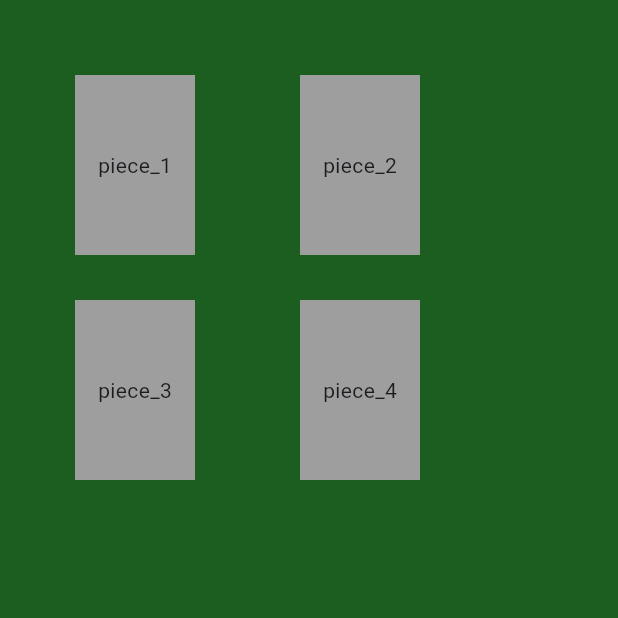
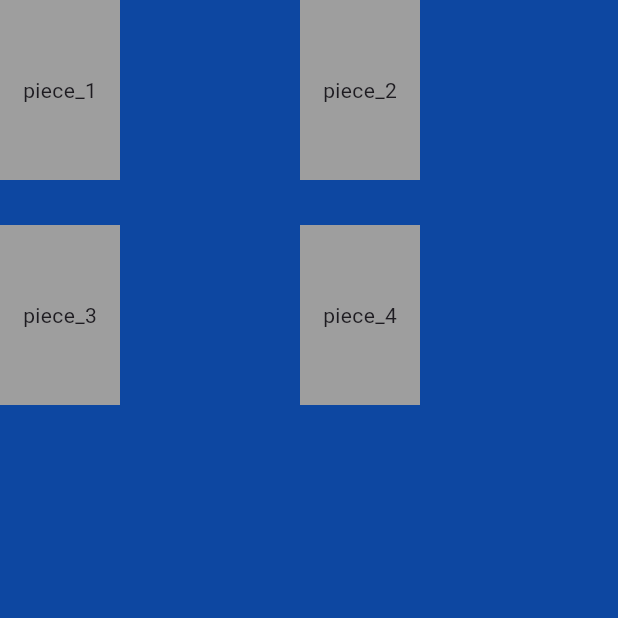
Before and after one commit to bstamenkovits/jigsaw-puzzle, a Flutter app: the screen it shows after launch, on a phone screen of 412 x 824 dp, the top half of it. Run offline on Flutter 3.47's test engine with Material 3 defaults, Android fonts, the phone set to English and light mode, and no system bars.

Commit message:
implemented infinite canvas with dynamic bounding box and transformation tracking

```diff
--- a/lib/board.dart
+++ b/lib/board.dart
@@ -11,34 +11,94 @@ class Board extends StatefulWidget {
 class _BoardState extends State<Board> {
   /// Each list inside this list represents a "Cluster" of snapped pieces.
   final List<List<PieceData>> clusters = [
-    [PieceData(id: "piece_1", position: const Offset(50, 50))],
-    [PieceData(id: "piece_2", position: const Offset(200, 50))],
-    [PieceData(id: "piece_3", position: const Offset(50, 200))],
-    [PieceData(id: "piece_4", position: const Offset(200, 200))],
+    [PieceData(id: "piece_1", position: const Offset(1000, 1000))],
+    [PieceData(id: "piece_2", position: const Offset(1200, 1000))],
+    [PieceData(id: "piece_3", position: const Offset(1000, 1150))],
+    [PieceData(id: "piece_4", position: const Offset(1200, 1150))],
   ];
 
   /// Distance within which two pieces/clusters snap together
   static const double snapThreshold = 10.0;
 
+  final TransformationController _transformationController = TransformationController();
+
+  /// We track the previous minX and minY to adjust the transformation controller
+  /// when the canvas origin shifts, preventing the view from "jumping".
+  double _lastMinX = 0;
+  double _lastMinY = 0;
+  bool _hasInitializedBounds = false;
+
+  @override
+  void dispose() {
+    _transformationController.dispose();
+    super.dispose();
+  }
+
   @override
   Widget build(BuildContext context) {
     final allPieces = clusters.expand((c) => c).toList();
 
+    // 1. Calculate the bounding box of all pieces
+    double minX = double.infinity;
+    double minY = double.infinity;
+    double maxX = double.negativeInfinity;
+    double maxY = double.negativeInfinity;
+
+    if (allPieces.isEmpty) {
+      minX = 0; minY = 0; maxX = 0; maxY = 0;
+    } else {
+      for (var p in allPieces) {
+        if (p.position.dx < minX) minX = p.position.dx;
+        if (p.position.dy < minY) minY = p.position.dy;
+        if (p.position.dx + p.width > maxX) maxX = p.position.dx + p.width;
+        if (p.position.dy + p.height > maxY) maxY = p.position.dy + p.height;
+      }
+    }
+
+    // 2. Define a large buffer so pieces are never at the absolute edge of the Stack
+    const double buffer = 2000.0;
+    final canvasWidth = (maxX - minX) + 2 * buffer;
+    final canvasHeight = (maxY - minY) + 2 * buffer;
+
+    // 3. Adjust TransformationController to compensate for coordinate shift
+    if (!_hasInitializedBounds) {
+      _lastMinX = minX;
+      _lastMinY = minY;
+      _hasInitializedBounds = true;
+      // Initial centering (optional, depends on initial piece positions)
+      _transformationController.value = Matrix4.translationValues(-buffer, -buffer, 0);
+    } else {
+      final double dx = minX - _lastMinX;
+      final double dy = minY - _lastMinY;
+      if (dx != 0 || dy != 0) {
+        // Shift the transformation to compensate for the origin shift in the Stack.
+        // We use Matrix4.copy to ensure the ValueNotifier detects a change.
+        final Matrix4 current = _transformationController.value;
+        _transformationController.value = Matrix4.copy(current)..translateByDouble(dx, dy, 0.0, 1.0);
+        _lastMinX = minX;
+        _lastMinY = minY;
+      }
+    }
+
     return Container(
-      color: Colors.blue[900], // Board widget background
+      color: Colors.blue[900], // Matches Scaffold background
       child: InteractiveViewer(
-        minScale: 0.5,
-        maxScale: 2.0,
-        boundaryMargin: const EdgeInsets.all(1000),
+        transformationController: _transformationController,
+        minScale: 0.1,
+        maxScale: 5.0,
+        boundaryMargin: const EdgeInsets.all(double.infinity),
+        constrained: false, // Allows the child to be larger than the viewport
         child: Container(
-          width: 2000,
-          height: 2000,
-          color: Colors.green[900], // Canvas/Stack background
+          width: canvasWidth,
+          height: canvasHeight,
+          color: Colors.blue[900], // Matches everything else
           child: Stack(
+            clipBehavior: Clip.none,
             children: allPieces.map((data) {
               return Positioned(
-                left: data.position.dx,
-                top: data.position.dy,
+                // Translate world coordinates to local Stack coordinates
+                left: data.position.dx - minX + buffer,
+                top: data.position.dy - minY + buffer,
                 child: Piece(
                   data: data,
                   onDrag: (delta) => _handleDrag(data, delta),
@@ -56,7 +116,6 @@ class _BoardState extends State<Board> {
   ///   - update the position of the moving cluster
   ///   - redraw moving piece at new position
   void _handleDrag(PieceData draggedPiece, Offset delta) {
-    /// Redraw entire UI after code below gets executed
     setState(() {
       /// Identify which cluster the draggedPiece belongs to
       final movingCluster = clusters.firstWhere((c) => c.contains(draggedPiece));
@@ -74,7 +133,6 @@ class _BoardState extends State<Board> {
   ///   - absorb moving cluster into stationary cluster
   ///   - redraw pieces to screen with updated position
   void _handleDragEnd(PieceData draggedPiece) {
-    /// Redraw UI after code below gets executed
     setState(() {
       /// Identify which cluster the draggedPiece belongs to
       final movingCluster = clusters.firstWhere((c) => c.contains(draggedPiece));
@@ -86,12 +144,6 @@ class _BoardState extends State<Board> {
 
 
   /// Given the moving cluster being dragged, try to snap it to another cluster
-  ///
-  /// Each piece from one cluster is compared to each piece from the "other" cluster.
-  /// the _trySnap method will check if the relevant anchors of the moving cluster
-  /// piece is close enough to the "other" cluster piece. If this is the case the
-  /// moving cluster is snapped to the anchor of the "other" cluster, and the moving
-  /// cluster is absorbed into the "other" cluster.
   void _handleSnapping(List<PieceData> movingCluster) {
     /// Loop over all clusters
     for (var otherCluster in List.from(clusters)) {
@@ -110,17 +162,6 @@ class _BoardState extends State<Board> {
   }
 
   /// Given two pieces try to snap their corresponding clusters to each other
-  /// using the _snapOperation method based on the relevant anchors.
-  ///
-  /// If a snap occurs, Cluster A's position will snap to Cluster B's position.
-  /// All of the pieces in Cluster A are then added to Cluster B, and Cluster A
-  /// will be destroyed.
-  ///
-  /// Only complementary anchors are considered (i.e. only anchors which are
-  /// snappable are compared)
-  ///
-  /// Returns true if a snapping operation occurred between the two clusters,
-  /// false otherwise.
   bool _trySnap(PieceData a, PieceData b, List<PieceData> clusterA, List<PieceData> clusterB) {
     // A-Left to B-Right
     if (_snapOperation(
@@ -155,9 +196,6 @@ class _BoardState extends State<Board> {
 
   /// Given two anchors belonging to different clusters (A and B), snap the two
   /// clusters together if the anchors are close enough to one-another.
-  ///
-  /// Returns true if a snapping operation occurred between the two clusters,
-  /// false otherwise.
   bool _snapOperation(Offset anchorA, Offset anchorB, List<PieceData> clusterA, List<PieceData> clusterB, Offset delta) {
     /// Check if two edges are (almost) touching
     if ((anchorA - anchorB).distance < snapThreshold) {
--- a/lib/main.dart
+++ b/lib/main.dart
@@ -14,7 +14,7 @@ class MyApp extends StatelessWidget {
     return MaterialApp(
       title: 'Flutter Demo',
       home: Scaffold(
-        backgroundColor: Colors.red[900], // App background
+        backgroundColor: Colors.blue[900], // App background
         body: const Center(
           child: Board(),
         ),
```
